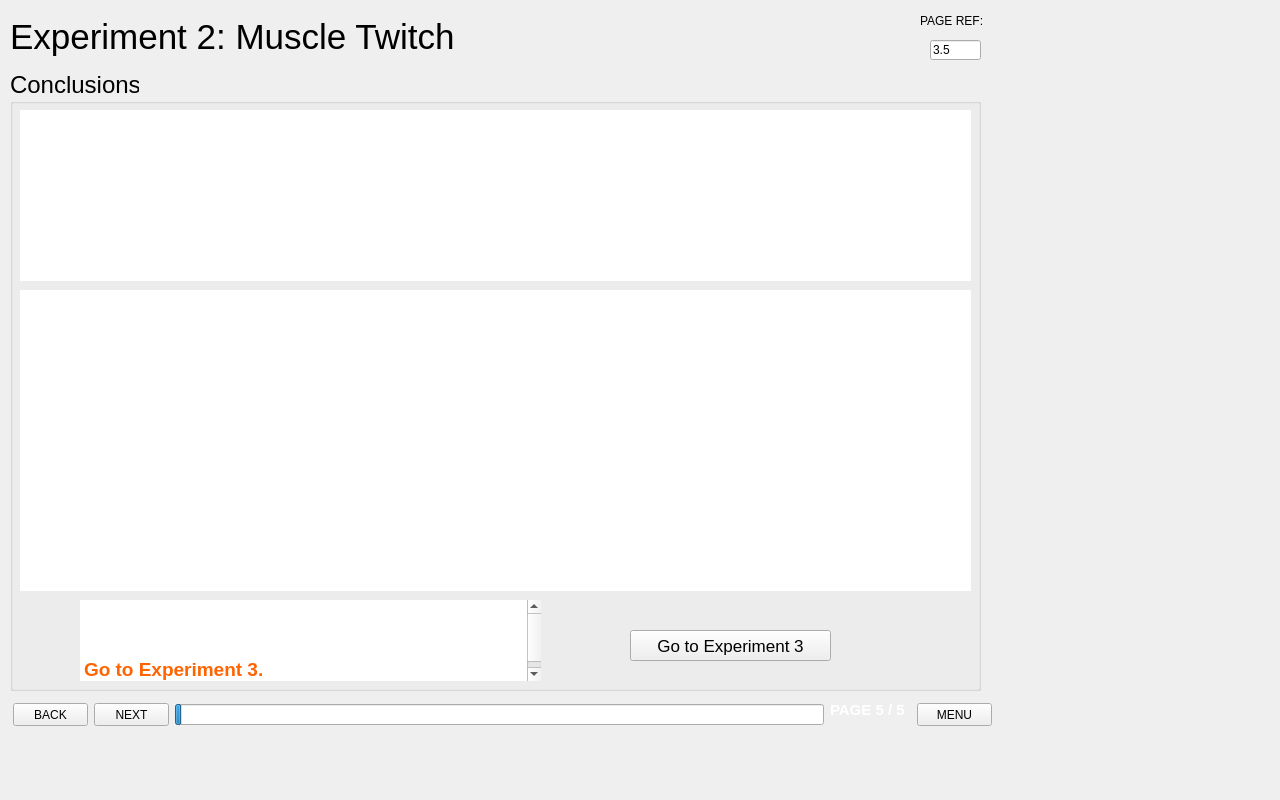
The window that rsc/ui/experiment2_muscle_twitch_five.ui (KarinaKarenik/Skeletal-Muscle-Contraction-Lab) describes before a commit, drawn with Qt 5.
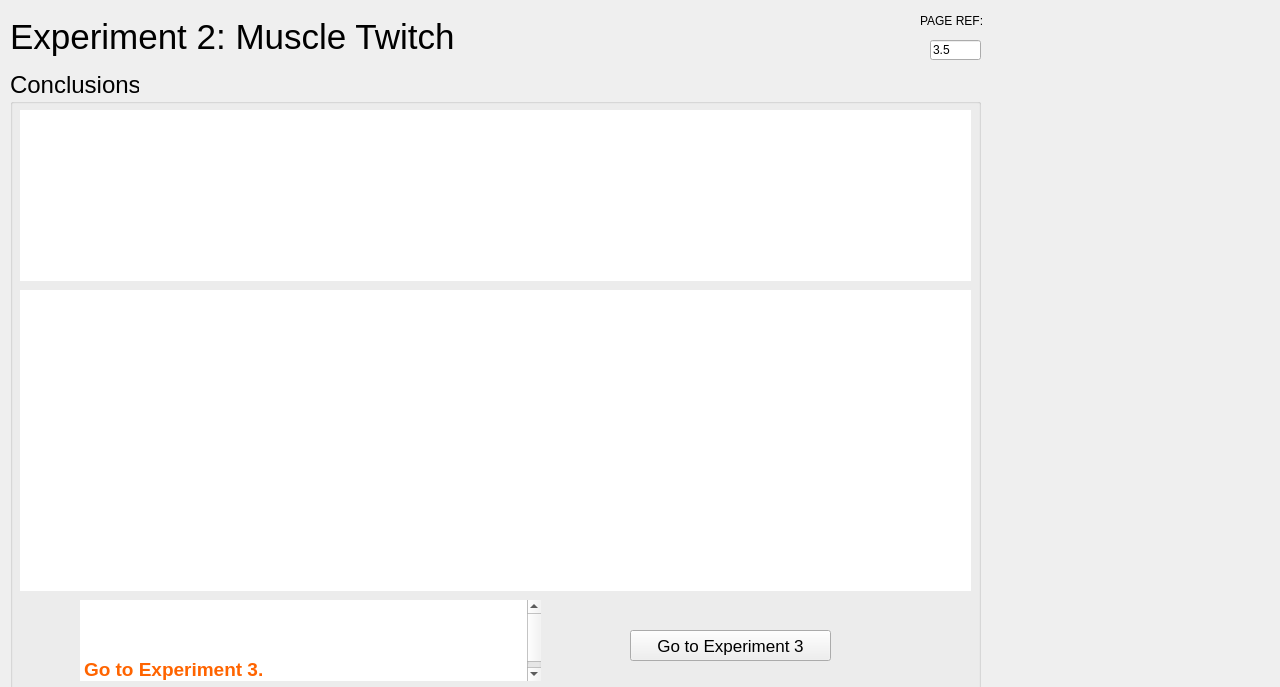
The same window after the commit.

```diff
--- a/rsc/ui/experiment2_muscle_twitch_five.ui
+++ b/rsc/ui/experiment2_muscle_twitch_five.ui
@@ -7,7 +7,7 @@
     <x>0</x>
     <y>0</y>
     <width>1280</width>
-    <height>800</height>
+    <height>687</height>
    </rect>
   </property>
   <property name="windowTitle">
```
Left out of the diff: 2 changed lines with no effect on the pictures.
